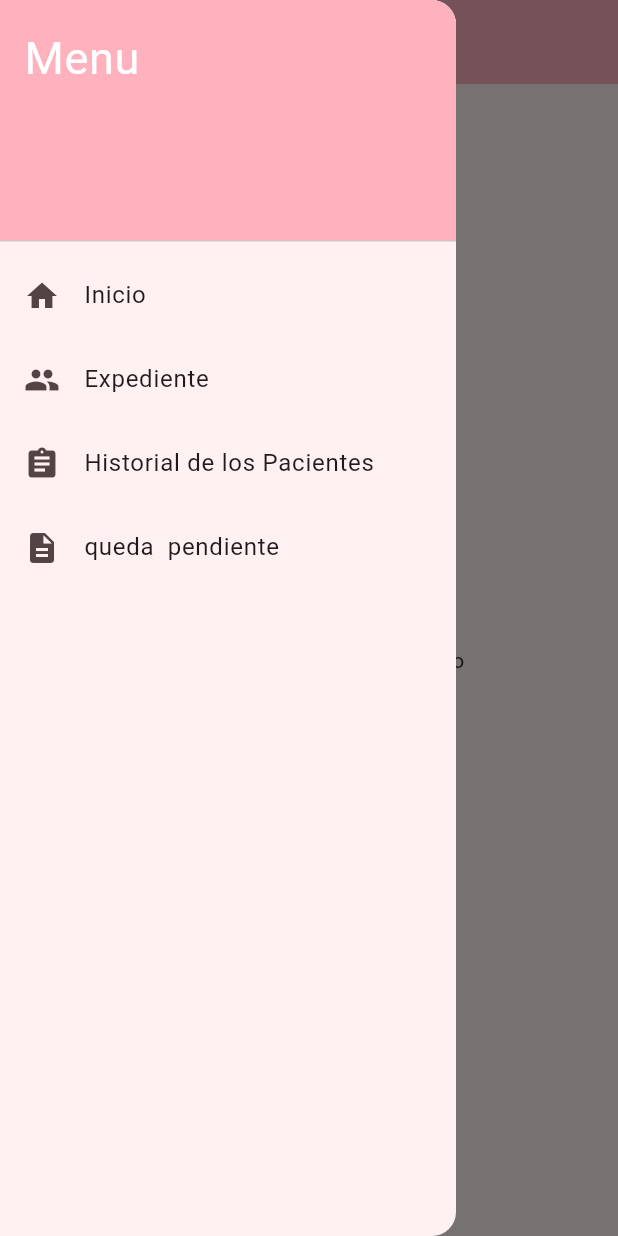
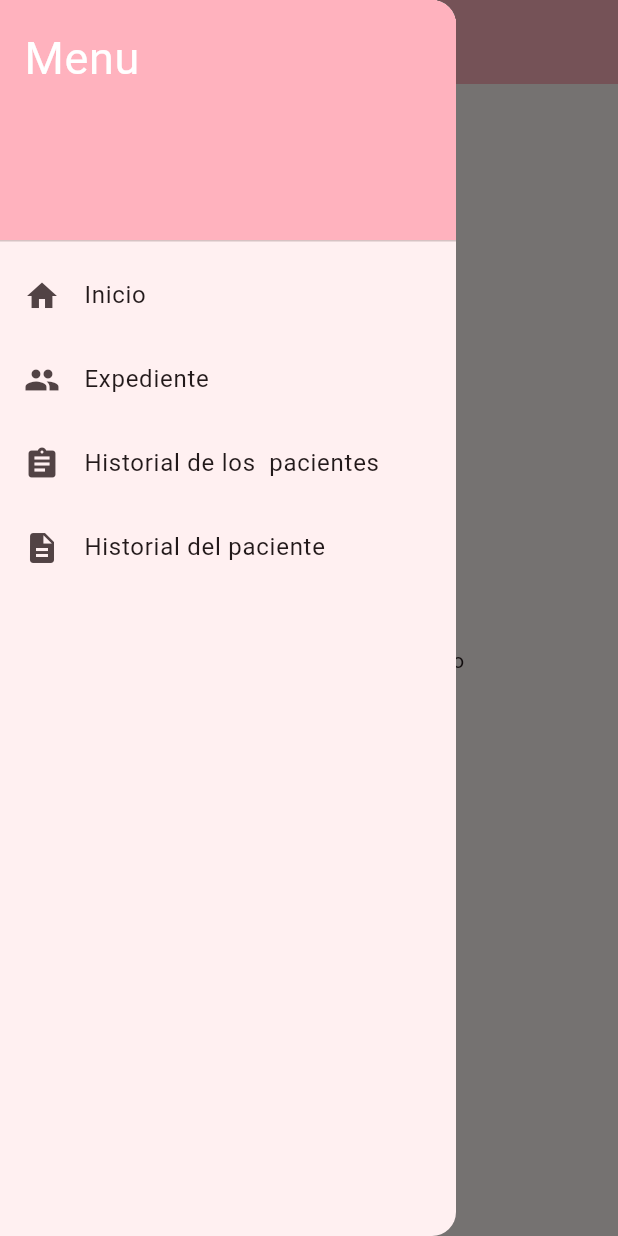
Before and after one commit to Jamilethc/conexionfirebase, a Flutter app: the screen it shows after launch, with the side drawer open, on a phone screen of 412 x 824 dp. Run offline on Flutter 3.47's test engine with Material 2 defaults, Android fonts, the phone set to English and light mode, and no system bars; our stand-ins replace cloud_firestore, firebase_core; accounts and stored records are empty.

Commit message:
Primer commit

```diff
--- a/lib/home.dart
+++ b/lib/home.dart
@@ -82,7 +82,7 @@ class _MyHomePageState extends State<MyHomePage> {
             ),
             ListTile(
               leading: Icon(Icons.assignment),
-              title: Text('Historial de los Pacientes'),
+              title: Text('Historial de los  pacientes'),
               onTap: () {
                 _onItemTapped(2);
                 Navigator.pop(context);
@@ -90,7 +90,7 @@ class _MyHomePageState extends State<MyHomePage> {
             ),
             ListTile(
               leading: Icon(Icons.description),
-              title: Text('queda  pendiente '),
+              title: Text('Historial del paciente'),
               onTap: () {
                 _onItemTapped(3);
                 Navigator.pop(context);
```
